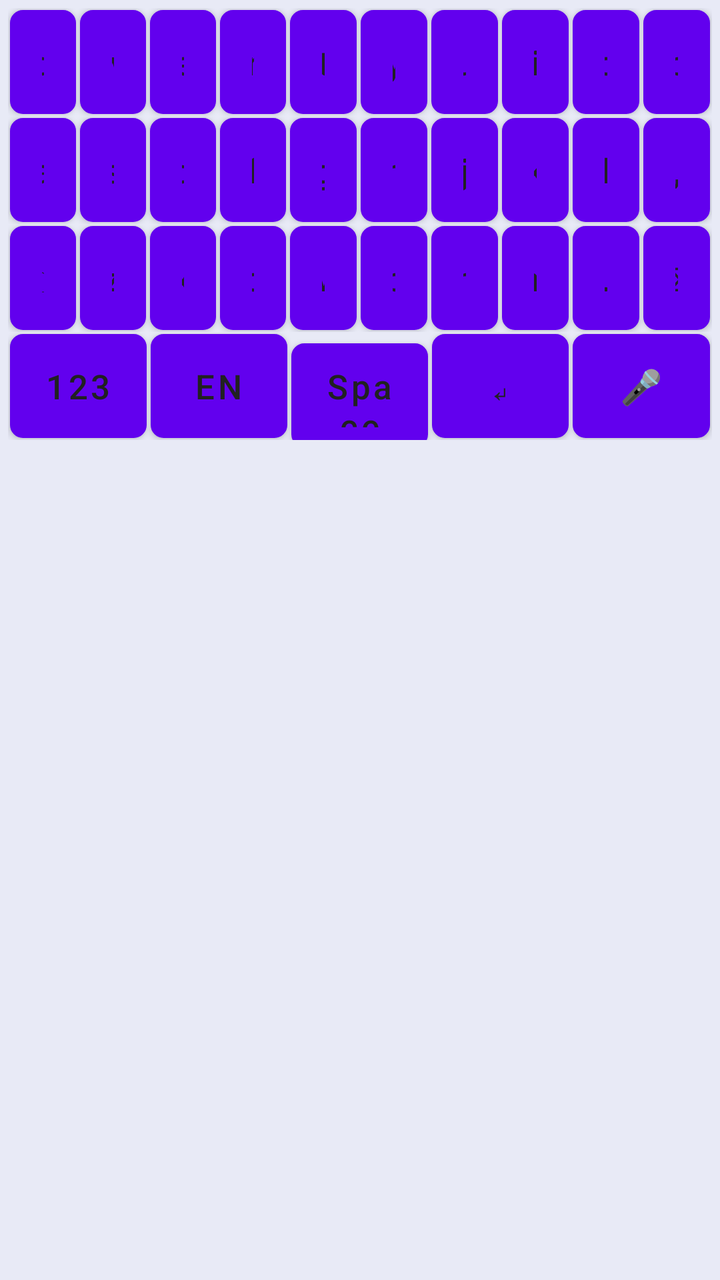
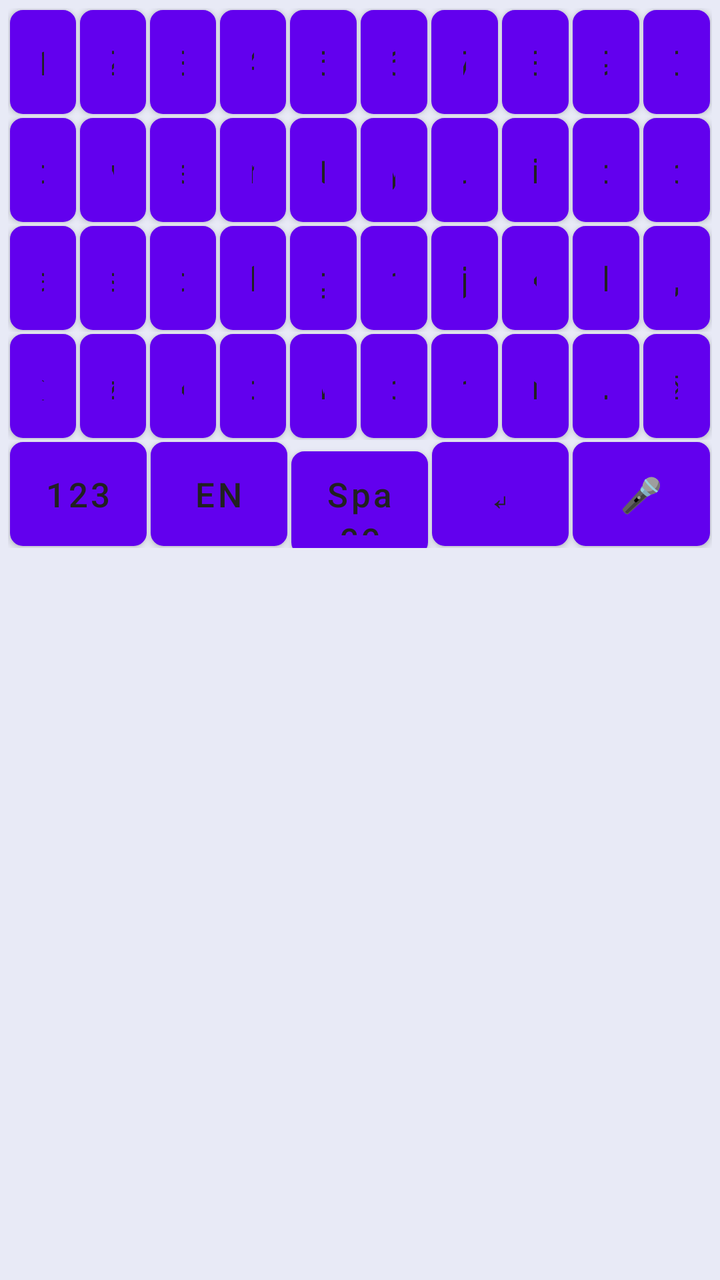

Two renders of the same Android screen: before a commit and after it. Below are the layout's source before the change and the commit's diff.
<!-- AndroidManifest.xml: fallback theme Theme.MaterialComponents.DayNight.NoActionBar -->
<!-- res/layout/keyboard_view.xml -->
<?xml version="1.0" encoding="utf-8"?>
<LinearLayout xmlns:android="http://schemas.android.com/apk/res/android"
    android:layout_width="match_parent"
    android:layout_height="wrap_content"
    android:background="#E8EAF6"
    android:clipToPadding="false"
    android:fitsSystemWindows="true"
    android:orientation="vertical"
    android:padding="4dp">

    <LinearLayout
        android:layout_width="match_parent"
        android:layout_height="wrap_content"
        android:orientation="horizontal">

        <Button android:id="@+id/key_q" style="@style/KeyboardButton" android:text="q" />
        <Button android:id="@+id/key_w" style="@style/KeyboardButton" android:text="w" />
        <Button android:id="@+id/key_e" style="@style/KeyboardButton" android:text="e" />
        <Button android:id="@+id/key_r" style="@style/KeyboardButton" android:text="r" />
        <Button android:id="@+id/key_t" style="@style/KeyboardButton" android:text="t" />
        <Button android:id="@+id/key_y" style="@style/KeyboardButton" android:text="y" />
        <Button android:id="@+id/key_u" style="@style/KeyboardButton" android:text="u" />
        <Button android:id="@+id/key_i" style="@style/KeyboardButton" android:text="i" />
        <Button android:id="@+id/key_o" style="@style/KeyboardButton" android:text="o" />
        <Button android:id="@+id/key_p" style="@style/KeyboardButton" android:text="p" />
    </LinearLayout>

    <LinearLayout
        android:layout_width="match_parent"
        android:layout_height="wrap_content"
        android:orientation="horizontal">

        <Button android:id="@+id/key_a" style="@style/KeyboardButton" android:text="a" />
        <Button android:id="@+id/key_s" style="@style/KeyboardButton" android:text="s" />
        <Button android:id="@+id/key_d" style="@style/KeyboardButton" android:text="d" />
        <Button android:id="@+id/key_f" style="@style/KeyboardButton" android:text="f" />
        <Button android:id="@+id/key_g" style="@style/KeyboardButton" android:text="g" />
        <Button android:id="@+id/key_h" style="@style/KeyboardButton" android:text="h" />
        <Button android:id="@+id/key_j" style="@style/KeyboardButton" android:text="j" />
        <Button android:id="@+id/key_k" style="@style/KeyboardButton" android:text="k" />
        <Button android:id="@+id/key_l" style="@style/KeyboardButton" android:text="l" />
        <Button android:id="@+id/key_comma" style="@style/KeyboardButton" android:text="," />
    </LinearLayout>

    <LinearLayout
        android:layout_width="match_parent"
        android:layout_height="wrap_content"
        android:orientation="horizontal">

        <Button android:id="@+id/key_shift" style="@style/KeyboardButton" android:text="⇧" />
        <Button android:id="@+id/key_z" style="@style/KeyboardButton" android:text="z" />
        <Button android:id="@+id/key_x" style="@style/KeyboardButton" android:text="x" />
        <Button android:id="@+id/key_c" style="@style/KeyboardButton" android:text="c" />
        <Button android:id="@+id/key_v" style="@style/KeyboardButton" android:text="v" />
        <Button android:id="@+id/key_b" style="@style/KeyboardButton" android:text="b" />
        <Button android:id="@+id/key_n" style="@style/KeyboardButton" android:text="n" />
        <Button android:id="@+id/key_m" style="@style/KeyboardButton" android:text="m" />
        <Button android:id="@+id/key_dot" style="@style/KeyboardButton" android:text="." />
        <Button android:id="@+id/key_backspace" style="@style/KeyboardButton" android:text="⌫" />
    </LinearLayout>

    <LinearLayout
        android:layout_width="match_parent"
        android:layout_height="wrap_content"
        android:orientation="horizontal">

        <Button android:id="@+id/key_symbols" style="@style/KeyboardButton" android:text="123" />
        <Button android:id="@+id/key_language" style="@style/KeyboardButton" android:text="EN" />
        <Button android:id="@+id/key_space" style="@style/KeyboardButton" android:text="Space" />
        <Button android:id="@+id/key_enter" style="@style/KeyboardButton" android:text="↵" />
        <Button android:id="@+id/key_voice" style="@style/KeyboardButton" android:text="🎤" />
    </LinearLayout>

</LinearLayout>
<!-- resources referenced by this layout -->
<resources>
  <style name="KeyboardButton">
          <item name="android:layout_width">0dp</item>
          <item name="android:layout_height">52dp</item>
          <item name="android:layout_weight">1</item>
          <item name="android:layout_margin">1dp</item>
          <item name="android:background">@drawable/key_background</item>
          <item name="android:textColor">#212121</item>
          <item name="android:textSize">17sp</item>
          <item name="android:textAllCaps">false</item>
          <item name="android:gravity">center</item>
          <item name="android:clickable">true</item>
          <item name="android:focusable">true</item>
      </style>
  <!-- drawable key_background (drawable) -->
  <?xml version="1.0" encoding="utf-8"?>
  <selector xmlns:android="http://schemas.android.com/apk/res/android">
      
      <item android:state_pressed="true">
          <shape android:shape="rectangle">
              <solid android:color="#E0E0E0" />
              <corners android:radius="6dp" />
              <stroke
                  android:width="1dp"
                  android:color="#BDBDBD" />
              <padding
                  android:left="8dp"
                  android:top="8dp"
                  android:right="8dp"
                  android:bottom="8dp" />
          </shape>
      </item>
      
      
      <item>
          <shape android:shape="rectangle">
              <solid android:color="#FFFFFF" />
              <corners android:radius="6dp" />
              <stroke
                  android:width="1dp"
                  android:color="#E0E0E0" />
              <padding
                  android:left="8dp"
                  android:top="8dp"
                  android:right="8dp"
                  android:bottom="8dp" />
          </shape>
      </item>
  </selector>
</resources>

<!-- the commit's change to res/layout/keyboard_view.xml (unified diff, before → after) -->
@@ -2,11 +2,29 @@
 <LinearLayout xmlns:android="http://schemas.android.com/apk/res/android"
     android:layout_width="match_parent"
     android:layout_height="wrap_content"
+    android:minHeight="332dp"
     android:background="#E8EAF6"
     android:clipToPadding="false"
     android:fitsSystemWindows="true"
     android:orientation="vertical"
     android:padding="4dp">
+
+    <LinearLayout
+        android:layout_width="match_parent"
+        android:layout_height="wrap_content"
+        android:orientation="horizontal">
+
+        <Button android:id="@+id/key_num_1" style="@style/KeyboardButton" android:text="1" />
+        <Button android:id="@+id/key_num_2" style="@style/KeyboardButton" android:text="2" />
+        <Button android:id="@+id/key_num_3" style="@style/KeyboardButton" android:text="3" />
+        <Button android:id="@+id/key_num_4" style="@style/KeyboardButton" android:text="4" />
+        <Button android:id="@+id/key_num_5" style="@style/KeyboardButton" android:text="5" />
+        <Button android:id="@+id/key_num_6" style="@style/KeyboardButton" android:text="6" />
+        <Button android:id="@+id/key_num_7" style="@style/KeyboardButton" android:text="7" />
+        <Button android:id="@+id/key_num_8" style="@style/KeyboardButton" android:text="8" />
+        <Button android:id="@+id/key_num_9" style="@style/KeyboardButton" android:text="9" />
+        <Button android:id="@+id/key_num_0" style="@style/KeyboardButton" android:text="0" />
+    </LinearLayout>
 
     <LinearLayout
         android:layout_width="match_parent"
@@ -71,4 +89,11 @@
         <Button android:id="@+id/key_voice" style="@style/KeyboardButton" android:text="🎤" />
     </LinearLayout>
 
+    <View
+        android:layout_width="match_parent"
+        android:layout_height="52dp"
+        android:layout_margin="1dp"
+        android:importantForAccessibility="no"
+        android:visibility="invisible" />
+
 </LinearLayout>
